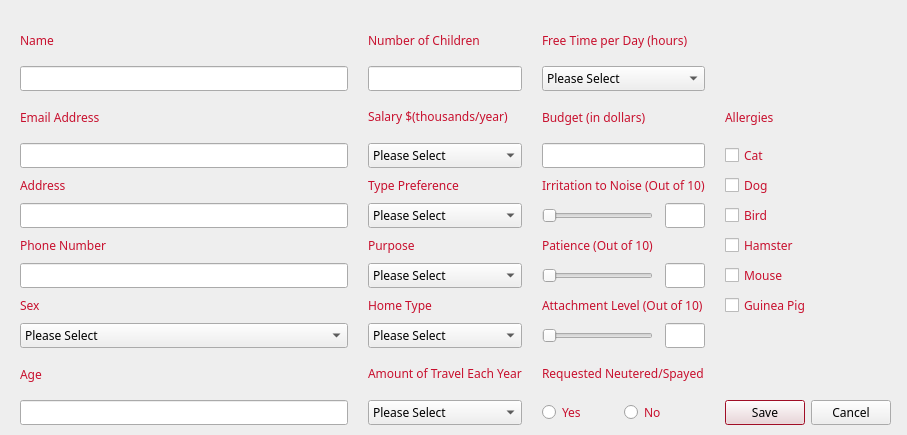
Old version of the form cuACS/addclient.ui in the repository cameronhawtin/Animal-Farm-cuACS.
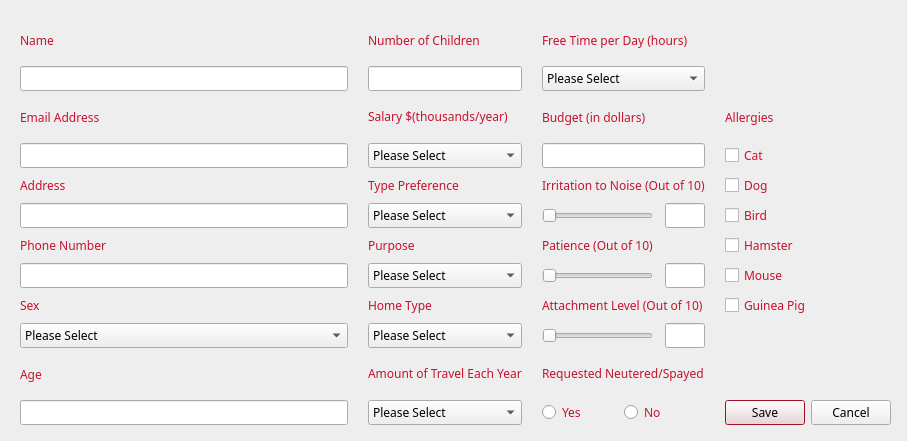
New version of the form.

What changed in the file:
```diff
--- a/cuACS/addclient.ui
+++ b/cuACS/addclient.ui
@@ -7,7 +7,7 @@
     <x>0</x>
     <y>0</y>
     <width>907</width>
-    <height>435</height>
+    <height>441</height>
    </rect>
   </property>
   <property name="palette">
```
